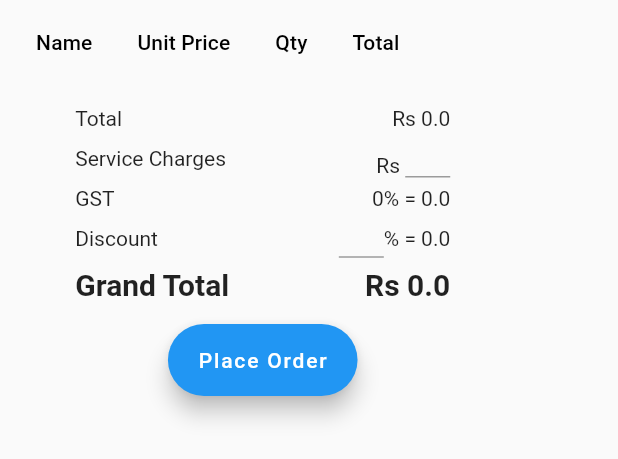
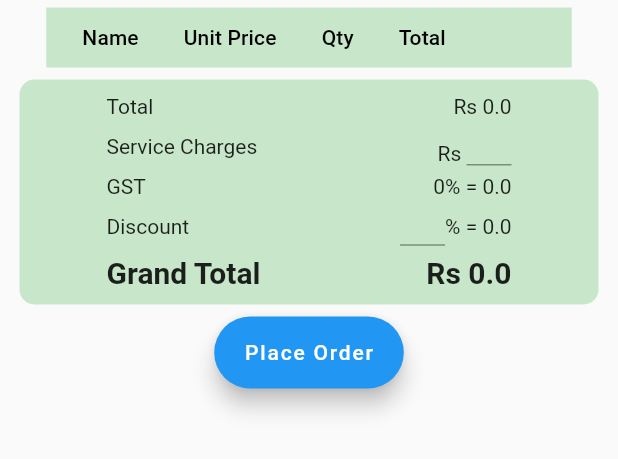
Before and after one commit to yousafi23/point-of-sale, a Flutter app: the OrderSelection widget shown alone on an empty page, opened directly with empty values, on a phone screen of 412 x 824 dp. Shown: the top 459 px of the screen. Run offline on Flutter 3.47's test engine with Material 2 defaults, Android fonts, the phone set to English and light mode, and no system bars; our stand-ins replace image_picker, sqflite, sqflite_common_ffi; accounts and stored records are empty; key blocks and very long unbroken strings in the code were emptied for the run.

Commit message:
dropdown categories made on POS screen and some UI changes

```diff
--- a/lib/pos_screen/order_selection.dart
+++ b/lib/pos_screen/order_selection.dart
@@ -7,6 +7,7 @@ import 'package:point_of_sale_app/database/db_helper.dart';
 import 'package:point_of_sale_app/database/order_model.dart';
 import 'package:point_of_sale_app/general/confirmation_alert.dart';
 import 'package:point_of_sale_app/general/my_custom_snackbar.dart';
+import 'package:flutter/services.dart';
 
 // ignore: must_be_immutable
 class OrderSelection extends StatefulWidget {
@@ -79,9 +80,14 @@ class _OrderSelectionState extends State<OrderSelection> {
   @override
   Widget build(BuildContext context) {
     calculateGrandTotal();
-    return Column(
+    return Padding(
+      padding: const EdgeInsets.all(5.0),
+      child: Column(
         children: [
           DataTable(
+            headingRowHeight: 40,
+            headingRowColor: MaterialStateColor.resolveWith(
+                (states) => Colors.green.shade100),
             columnSpacing: 30.0,
             columns: const [
               DataColumn(label: Text('Name')),
@@ -162,9 +168,15 @@ class _OrderSelectionState extends State<OrderSelection> {
             }).toList(),
           ),
           Padding(
-          padding: const EdgeInsets.all(15.0),
+            padding: const EdgeInsets.all(8.0),
+            child: Container(
+              decoration: BoxDecoration(
+                  borderRadius: BorderRadius.circular(10),
+                  color: Colors.green.shade100),
+              padding: const EdgeInsets.all(10),
+              child: Center(
                 child: SizedBox(
-            width: 250,
+                  width: 270,
                   height: 130,
                   child: Column(
                     mainAxisAlignment: MainAxisAlignment.spaceBetween,
@@ -189,6 +201,9 @@ class _OrderSelectionState extends State<OrderSelection> {
                                 width: 30,
                                 height: 25,
                                 child: TextField(
+                                  inputFormatters: [
+                                    FilteringTextInputFormatter.digitsOnly
+                                  ],
                                   controller: serviceChargesCont,
                                   onChanged: (value) {
                                     serviceCharges = int.tryParse(value) ?? 0;
@@ -218,6 +233,9 @@ class _OrderSelectionState extends State<OrderSelection> {
                                 width: 30,
                                 height: 25,
                                 child: TextField(
+                                  inputFormatters: [
+                                    FilteringTextInputFormatter.digitsOnly
+                                  ],
                                   controller: discountCont,
                                   onChanged: (value) {
                                     int disVal = int.tryParse(value) ?? 0;
@@ -255,6 +273,8 @@ class _OrderSelectionState extends State<OrderSelection> {
                   ),
                 ),
               ),
+            ),
+          ),
           FloatingActionButton.extended(
             onPressed: () async {
               if (total > 0) {
@@ -269,7 +289,8 @@ class _OrderSelectionState extends State<OrderSelection> {
 
                 // print('Model=${orderModel.toMap()}');
                 // print('str=${widget.orderItems}');
-              final bool confirmed = await showPlaceOrderConfirmation(context);
+                final bool confirmed =
+                    await showPlaceOrderConfirmation(context);
                 if (confirmed) {
                   await DatabaseHelper.instance
                       .insertRecord('Orders', orderModel.toMap());
@@ -294,6 +315,7 @@ class _OrderSelectionState extends State<OrderSelection> {
             label: const Text('Place Order'),
           )
         ],
+      ),
     );
   }
 }
--- a/lib/pos_screen/pos_screen.dart
+++ b/lib/pos_screen/pos_screen.dart
@@ -27,9 +27,7 @@ class _PosScreenState extends State<PosScreen> {
         "POS",
         const Color.fromARGB(255, 2, 122, 4),
       ),
-      body: Container(
-        alignment: Alignment.center,
-        child: Padding(
+      body: Padding(
         padding: const EdgeInsets.all(10.0),
         child: Row(
           mainAxisAlignment: MainAxisAlignment.spaceBetween,
@@ -82,7 +80,6 @@ class _PosScreenState extends State<PosScreen> {
           ],
         ),
       ),
-      ),
     );
   }
 }
```
Also changed, not shown: lib/pos_screen/pos_table.dart (+4 -7 lines). Lines whose indentation alone changed are shown as unchanged.
